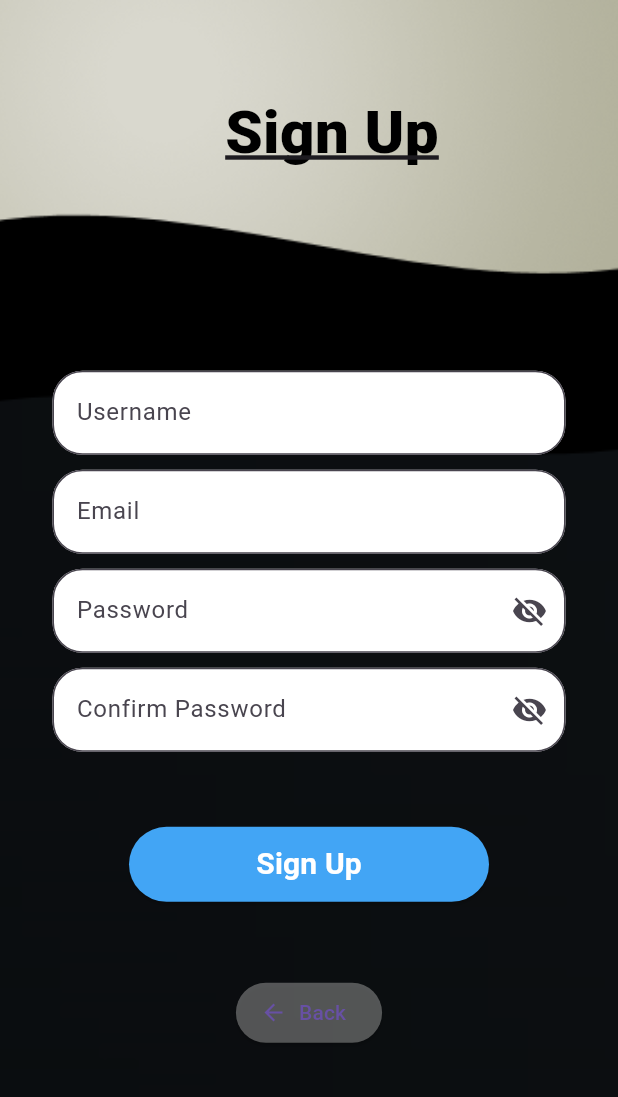
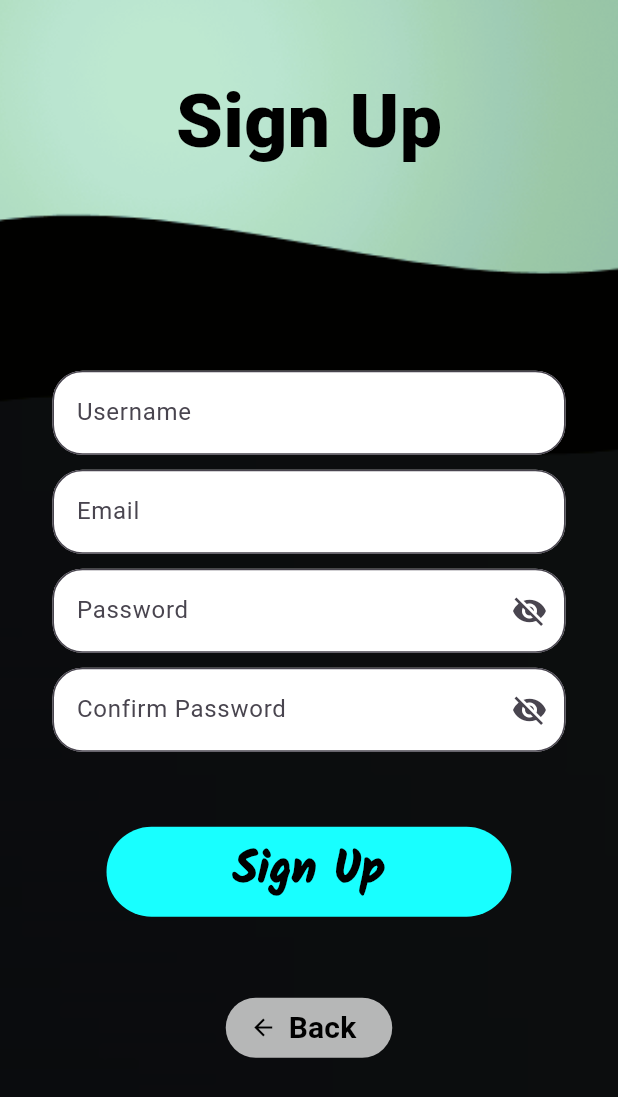
Before and after one commit to Tahsin-Tajware/project_booktopia, a Flutter app: the screen it shows after launch, after a tap on "Sign Up", on a phone screen of 412 x 824 dp. Shown: the top 1097 px of the screen. Run offline on Flutter 3.47's test engine with Material 3 defaults, Android fonts, the phone set to English and light mode, and no system bars; our stand-ins replace carousel_slider, flutter_rating_bar, shared_preferences; missing offline and left inert: animated_switch; Roboto replaces fonts that are missing (SF Pro Text, St).

Commit message:
log in update

```diff
--- /dev/null
+++ b/lib/google.dart
@@ -0,0 +1,25 @@
+import 'package:flutter/material.dart';
+
+class SquareTile extends StatelessWidget {
+  final String imagePath;
+  const SquareTile({
+    super.key,
+    required this.imagePath,
+  });
+
+  @override
+  Widget build(BuildContext context) {
+    return Container(
+      padding: EdgeInsets.all(10),
+      decoration: BoxDecoration(
+        border: Border.all(color: Colors.white),
+        borderRadius: BorderRadius.circular(27),
+        color: Colors.grey[200],
+      ),
+      child: Image.asset(
+        imagePath,
+        height: 60,
+      ),
+    );
+  }
+}
--- a/lib/signup.dart
+++ b/lib/signup.dart
@@ -52,17 +52,24 @@
         body: Stack(
           children: [
             SingleChildScrollView(
-              child: Container(
-                padding: EdgeInsets.only(left: 150, top: 60),
+              child: Center(
+                child: Column(
+                  mainAxisAlignment: MainAxisAlignment.center,
+                  crossAxisAlignment: CrossAxisAlignment.center,
+                  children: [
+                    Container(
+                      padding: EdgeInsets.only(top: 45),
                       child: Text(
                         'Sign Up',
                         style: TextStyle(
                           color: Colors.black,
-                    fontSize: 40,
+                          fontSize: 50,
                           fontWeight: FontWeight.w900,
-                    decoration: TextDecoration.underline,
-                    decorationThickness: 1.5,
+                          fontFamily: 'St',
                         ),
+                      ),
+                    ),
+                  ],
                 ),
               ),
             ),
@@ -140,7 +147,7 @@
                     Row(
                       mainAxisAlignment: MainAxisAlignment.center,
                       children: [
-                        ElevatedButton(
+                       FilledButton(
                           onPressed: () async {
                             await _storeUserData();
                             Navigator.pushNamed(context, 'login');
@@ -148,14 +155,15 @@
                           child: const Text(
                             'Sign Up',
                             style: TextStyle(
-                              color: Colors.white,
-                              fontSize: 20,
-                              fontWeight: FontWeight.bold,
+                              color: Colors.black,
+                              fontSize: 30,
+                              fontWeight: FontWeight.w900,
+                              fontFamily: 'S',
                             ),
                           ),
                           style: ButtonStyle(
-                            minimumSize: MaterialStateProperty.all(Size(240, 50)),
-                            backgroundColor: MaterialStateProperty.all<Color>(Colors.blue.shade400),
+                            minimumSize: MaterialStateProperty.all(Size(270, 60)),
+                            backgroundColor: MaterialStateProperty.all<Color>(Colors.cyanAccent),
                           ),
                         ),
                       ],
@@ -165,14 +173,22 @@
                       child: Row(
                         mainAxisAlignment: MainAxisAlignment.center,
                         children: [
-                          ElevatedButton.icon(
+                          FilledButton.icon(
                             onPressed: () {
                               Navigator.pop(context);
                             },
                             icon: Icon(Icons.arrow_back),
-                            label: Text('Back'),
+                            label: Text(
+                              'Back',
+                              style: TextStyle(
+                                color: Colors.black,
+                                fontSize: 20,
+                                fontWeight: FontWeight.bold,
+                              ),
+                            ),
                             style: ButtonStyle(
-                              backgroundColor: MaterialStateProperty.all<Color>(Colors.white30),
+                              backgroundColor: MaterialStateProperty.all<Color>(Colors.white70),
+                              foregroundColor: MaterialStateProperty.all<Color>(Colors.black),
                             ),
                           ),
                         ],
--- a/lib/startpage.dart
+++ b/lib/startpage.dart
@@ -1,4 +1,5 @@
 import 'package:flutter/material.dart';
+import 'package:booktopia/google.dart';
 import 'package:animated_switch/animated_switch.dart';
 
 class Mylogin extends StatefulWidget {
@@ -9,6 +10,18 @@
 }
 
 class _MyloginState extends State<Mylogin> {
+  bool _isTextVisible = false;
+
+  @override
+  void initState() {
+    super.initState();
+    Future.delayed(Duration(seconds: 1), () {
+      setState(() {
+        _isTextVisible = true;
+      });
+    });
+  }
+
   @override
   Widget build(BuildContext context) {
     return Container(
@@ -23,9 +36,14 @@
         body: Stack(
           children: [
             SingleChildScrollView(
-              child: Container(
-                padding: EdgeInsets.only(left: 83,top: 70),
-                child: Text('BOOKTOPIA',style: TextStyle(color: Colors.white,fontSize: 40,fontWeight: FontWeight.bold),),
+              child: Center(
+                child: Container(
+                  padding: EdgeInsets.only(top: 70),
+                  child: Text(
+                    'BOOKTOPIA',
+                    style: TextStyle(color: Colors.white, fontSize: 45, fontWeight: FontWeight.bold, fontFamily: 'SF'),
+                  ),
+                ),
               ),
             ),
             SingleChildScrollView(
@@ -37,16 +55,29 @@
                 ),
                 child: Column(
                   children: [
+                    SizedBox(
+                      height: 15,
+                    ),
+                    AnimatedOpacity(
+                      opacity: _isTextVisible ? 1.0 : 1.0,
+                      duration: Duration(milliseconds: 1500),
+                      child: AnimatedDefaultTextStyle(
+                        duration: Duration(milliseconds: 1700),
+                        style: TextStyle(
+                          color: Colors.white,
+                          fontSize: _isTextVisible ? 17.5 : 0.0,
+                          fontWeight: FontWeight.w900,
+                        ),
+                        child: Text(
+                          '" Discover books online. Welcome to you. "',
 
-                    Row(
-                      mainAxisAlignment: MainAxisAlignment.start,
-                      children:[
-                         Text('"Discover books online. Welcome to you"',style: TextStyle(color: Colors.white70,fontSize: 15.5,fontWeight: FontWeight.w700),),
-                      ],
+                        ),
+                      ),
                     ),
                     SizedBox(
-                      height: 150,
+                      height: 90,
                     ),
+
                     Row(
                       mainAxisAlignment: MainAxisAlignment.center,
                       children: [
@@ -58,13 +89,13 @@
                             'Sign In',
                             style: TextStyle(
                               color: Colors.black,
-                              fontSize: 25,
-                              fontWeight: FontWeight.bold,
+                              fontSize: 35,
+                              fontWeight: FontWeight.w900,fontFamily: 'S',
                             ),
                           ),
                           style: ButtonStyle(
                             minimumSize: MaterialStateProperty.all(Size(250, 70)),
-                            backgroundColor: MaterialStateProperty.all<Color>(Colors.lightBlue.shade300),
+                            backgroundColor: MaterialStateProperty.all<Color>(Colors.cyanAccent),
                           ),
                         ),
                       ],
@@ -81,15 +112,58 @@
                             'Sign Up',
                             style: TextStyle(
                               color: Colors.black,
-                              fontSize: 25,
-                              fontWeight: FontWeight.bold,
+                              fontSize: 35,
+                              fontWeight: FontWeight.w900,fontFamily: 'S',
                             ),
                           ),
                           style: ButtonStyle(
                             minimumSize: MaterialStateProperty.all(Size(250, 70)),
-                            backgroundColor: MaterialStateProperty.all<Color>(Colors.lightBlue.shade100),
+                            backgroundColor: MaterialStateProperty.all<Color>(Colors.lightBlue),
                           ),
                         ),
+                      ],
+                    ),
+
+                    const SizedBox(height: 70),
+                    Padding(
+                      padding: const EdgeInsets.symmetric(horizontal: 25.0),
+                      child: Row(
+                        children: [
+                          Expanded(
+                            child: Divider(
+                              thickness: 2,
+                              color: Colors.white,
+                            ),
+                          ),
+                          Padding(
+                            padding: const EdgeInsets.symmetric(horizontal: 10.0),
+                            child: Text(
+                              'Or',
+                              style: TextStyle(color: Colors.white),
+                            ),
+                          ),
+                          Expanded(
+                            child: Divider(
+                              thickness: 2,
+                              color: Colors.white,
+                            ),
+                          ),
+                        ],
+                      ),
+                    ),
+                    const SizedBox(height: 40),
+                    const Row(
+                      mainAxisAlignment: MainAxisAlignment.center,
+                      children: [
+                        SquareTile(imagePath: 'assets/otp.png'),
+                        SizedBox(
+                            width: 20
+                        ),
+                        SquareTile(imagePath: 'assets/google.png'),
+                        SizedBox(
+                            width: 20
+                        ),
+                        SquareTile(imagePath: 'assets/apple.png')
                       ],
                     ),
                   ],
```
Also changed, not shown: lib/login.dart (+40 -27 lines), pubspec.yaml (+10 -0 lines), assets/apple.png (added), assets/fonts/Kalam.ttf (added), assets/fonts/Rubik.ttf (added), assets/google.png (added), assets/log.png (added), assets/logo.png (added), assets/otp.png (added), assets/pic2.png, assets/sign.png, assets/up.png, pubspec.lock, 1 other file. Lines whose indentation alone changed are shown as unchanged.
